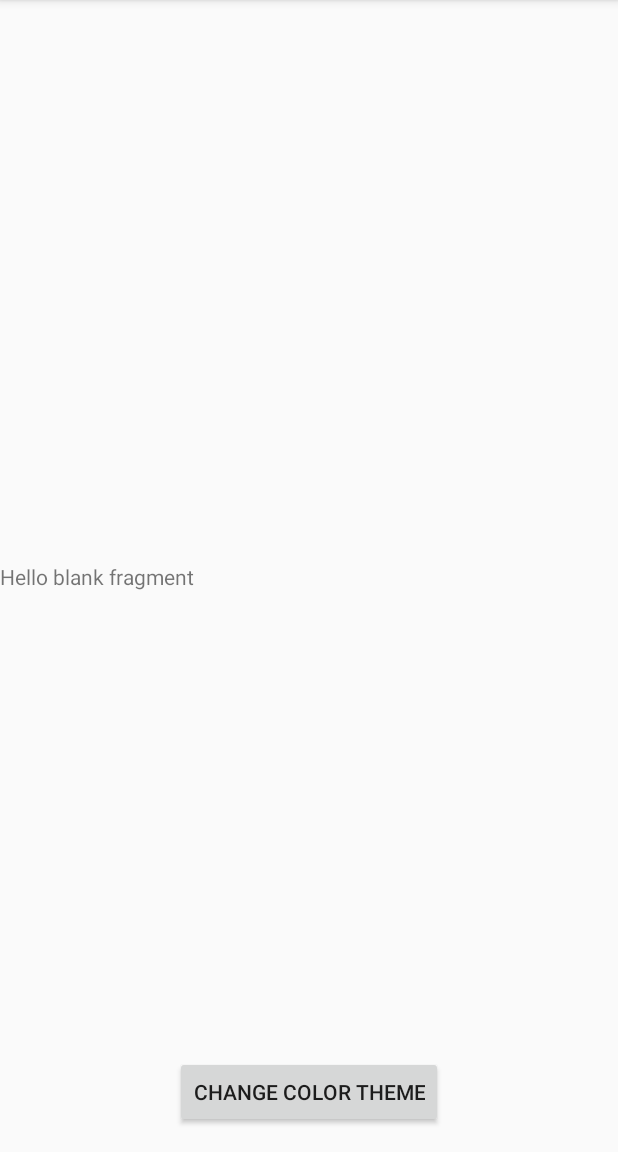
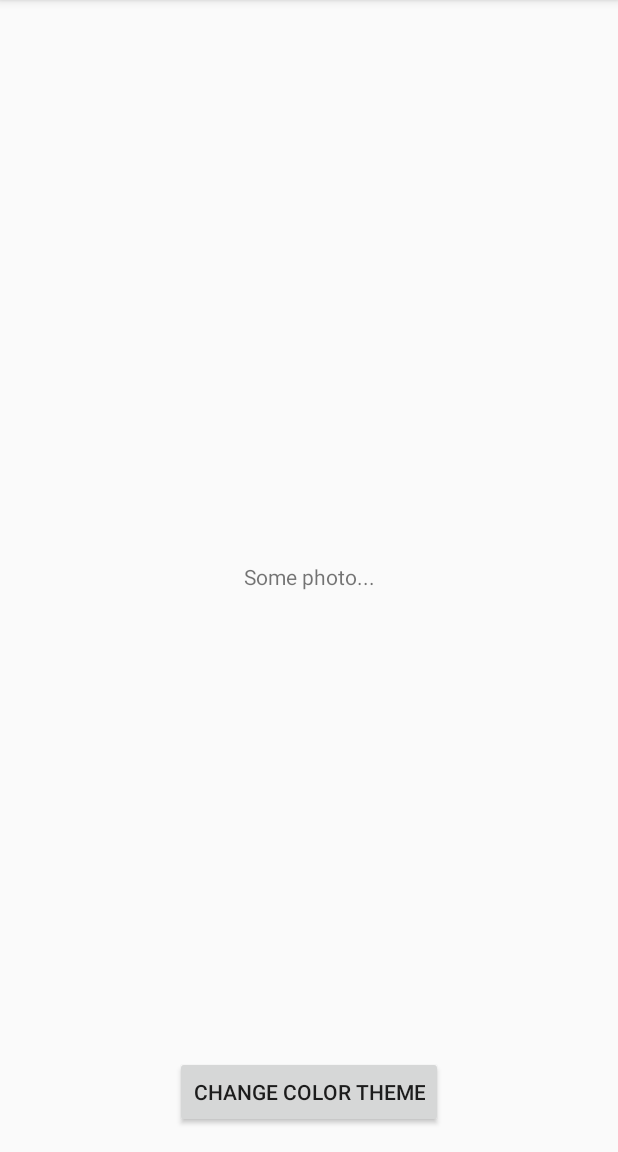
Before and after one commit to sergioOzzon/MaterialDesign, an Android app: the screen it shows after launch (MainActivity), on a phone screen of 412 x 824 dp, the part 84-1236 px from its top. Run offline under Robolectric (Android 15) with nearby library versions, the phone set to English and light mode, and no system bars.

Commit message:
layouts ready

```diff
--- a/app/src/main/AndroidManifest.xml
+++ b/app/src/main/AndroidManifest.xml
@@ -9,6 +9,7 @@
         android:roundIcon="@mipmap/ic_launcher_round"
         android:supportsRtl="true"
         android:theme="@style/AppTheme">
+        <activity android:name=".ThemeChoiceActivity"></activity>
         <activity android:name=".MainActivity">
             <intent-filter>
                 <action android:name="android.intent.action.MAIN" />
--- a/app/src/main/java/com/example/materialdesign/MainActivity.java
+++ b/app/src/main/java/com/example/materialdesign/MainActivity.java
@@ -1,14 +1,39 @@
 package com.example.materialdesign;
 
 import androidx.appcompat.app.AppCompatActivity;
+import androidx.fragment.app.Fragment;
+import androidx.fragment.app.FragmentTransaction;
 
+import android.content.Intent;
 import android.os.Bundle;
+import android.view.View;
+import android.widget.Button;
 
 public class MainActivity extends AppCompatActivity {
+
+    Button button;
 
     @Override
     protected void onCreate(Bundle savedInstanceState) {
         super.onCreate(savedInstanceState);
         setContentView(R.layout.activity_main);
+        button = findViewById(R.id.themeActivityButton);
+        button.setOnClickListener(new View.OnClickListener() {
+            @Override
+            public void onClick(View v) {
+                Intent intent = new Intent(MainActivity.this, ThemeChoiceActivity.class);
+                startActivity(intent);
+            }
+        });
+        loadFragment(new PhotoFragment());
+
+    }
+
+    private void loadFragment(Fragment fragment) {
+        FragmentTransaction ft = getSupportFragmentManager().beginTransaction();
+        ft.replace(R.id.fragment_container, fragment);
+        ft.addToBackStack("");
+        ft.setTransition(FragmentTransaction.TRANSIT_FRAGMENT_FADE);
+        ft.commit();
     }
 }
--- a/app/src/main/res/layout/activity_main.xml
+++ b/app/src/main/res/layout/activity_main.xml
@@ -8,22 +8,15 @@
 
     <FrameLayout
         android:id="@+id/fragment_container"
-        android:layout_width="0dp"
+        android:layout_width="wrap_content"
         android:layout_height="wrap_content"
         app:layout_constraintBottom_toBottomOf="parent"
         app:layout_constraintEnd_toEndOf="parent"
         app:layout_constraintStart_toStartOf="parent"
-        app:layout_constraintTop_toTopOf="parent">
-
-        <fragment
-            android:id="@+id/fragment"
-            android:name="com.example.materialdesign.PhotoFragment"
-            android:layout_width="match_parent"
-            android:layout_height="match_parent" />
-    </FrameLayout>
+        app:layout_constraintTop_toTopOf="parent" />
 
     <Button
-        android:id="@+id/button"
+        android:id="@+id/themeActivityButton"
         android:layout_width="wrap_content"
         android:layout_height="wrap_content"
         android:layout_marginBottom="16dp"
--- a/app/src/main/res/layout/fragment_photos.xml
+++ b/app/src/main/res/layout/fragment_photos.xml
@@ -1,14 +1,12 @@
 <?xml version="1.0" encoding="utf-8"?>
 <FrameLayout xmlns:android="http://schemas.android.com/apk/res/android"
     xmlns:tools="http://schemas.android.com/tools"
-    android:layout_width="match_parent"
-    android:layout_height="match_parent"
-    tools:context=".PhotoFragment">
+    android:layout_width="wrap_content"
+    android:layout_height="wrap_content">
 
-    <!-- TODO: Update blank fragment layout -->
     <TextView
-        android:layout_width="match_parent"
-        android:layout_height="match_parent"
-        android:text="@string/hello_blank_fragment" />
-
+        android:id="@+id/textView"
+        android:layout_width="wrap_content"
+        android:layout_height="wrap_content"
+        android:text="@string/some_photo" />
 </FrameLayout>
--- a/app/src/main/res/values/strings.xml
+++ b/app/src/main/res/values/strings.xml
@@ -4,4 +4,6 @@
     <!-- TODO: Remove or change this placeholder text -->
     <string name="hello_blank_fragment">Hello blank fragment</string>
     <string name="change_color_theme">Change color theme</string>
+    <string name="some_photo">Some photo...</string>
+    <string name="select_this">Select this</string>
 </resources>
```
Also changed, not shown: app/src/main/java/com/example/materialdesign/ThemeChoiceActivity.java (added, +14 -0 lines), app/src/main/res/layout/activity_theme_choice.xml (added, +52 -0 lines), app/src/main/res/values/colors.xml (+17 -0 lines), app/src/main/res/values/styles.xml (+17 -3 lines).
